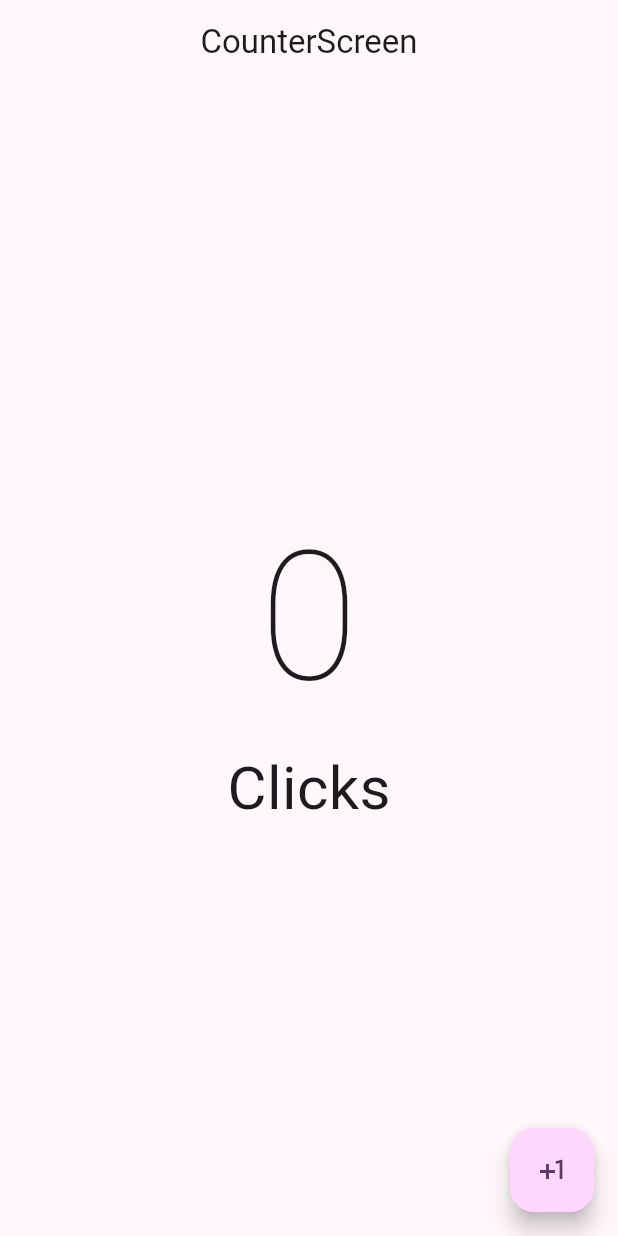
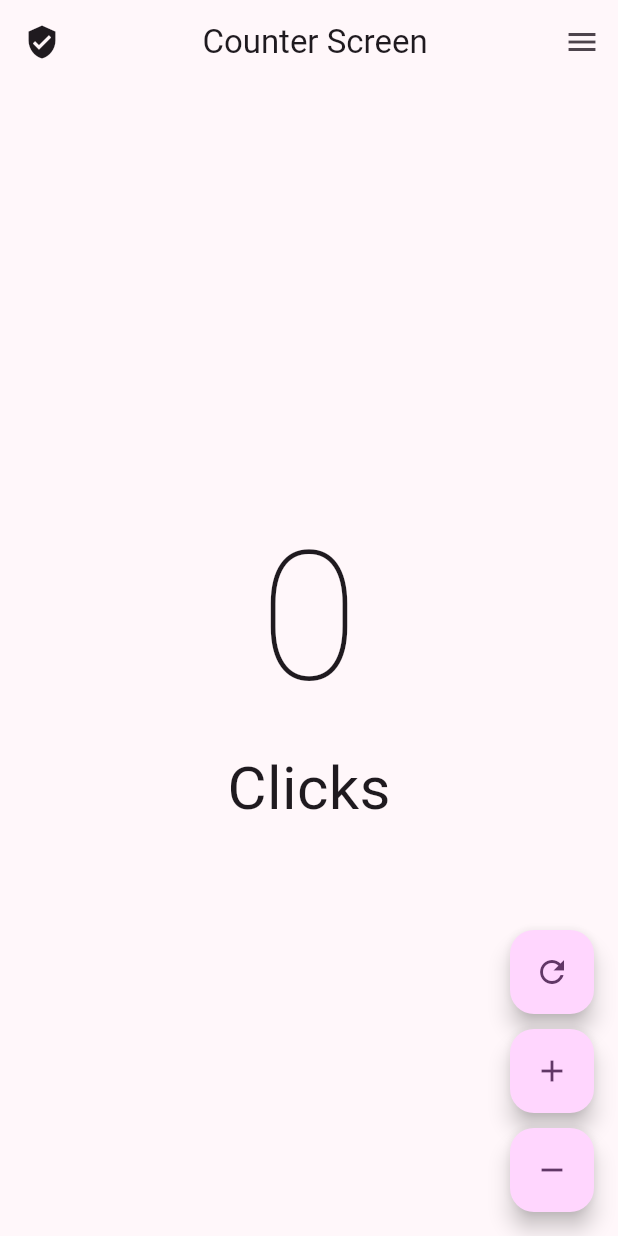
Before and after one commit to jrodrigueze7/flutterPractice1, a Flutter app: the screen it shows after launch, on a phone screen of 412 x 824 dp. Run offline on Flutter 3.47's test engine with Material 3 defaults, Android fonts, the phone set to English and light mode, and no system bars.

Commit message:
cambios
cambios

```diff
--- a/hello_world_app/lib/main.dart
+++ b/hello_world_app/lib/main.dart
@@ -1,6 +1,6 @@
 
 import 'package:flutter/material.dart';
-import 'package:hello_world_app/presentation/screens/counter/counter_screen.dart';
+import 'package:hello_world_app/presentation/screens/counter/counter_Functions_screen.dart';
 
 void main(){
   runApp(const MyApp());
@@ -18,7 +18,7 @@ class MyApp  extends StatelessWidget{
         useMaterial3: true,
         colorSchemeSeed: Colors.purple
       ),
-      home: CounterScreen()
+      home: CounterFunctionsScreen()
     );
   }
 
--- /dev/null
+++ b/hello_world_app/lib/presentation/screens/counter/counter_functions_screen.dart
@@ -0,0 +1,61 @@
+import 'package:flutter/material.dart';
+
+class CounterFunctionsScreen extends StatefulWidget {
+  const CounterFunctionsScreen({super.key});
+
+  @override
+  State<CounterFunctionsScreen> createState() => _CounterFunctionsScreenState();
+}
+
+class _CounterFunctionsScreenState extends State<CounterFunctionsScreen> {
+  int clickCounter =0;
+  @override
+  Widget build(BuildContext context) {
+    return Scaffold(
+      appBar: AppBar(
+        title: Center(child: Text('Counter Screen')),
+        leading: Icon(Icons.verified_user),
+        actions: [
+          IconButton(onPressed: (){}, icon: Icon(Icons.menu))
+        ],
+      ),
+      body: Center(
+        child: Column(
+          mainAxisAlignment: MainAxisAlignment.center,
+          children: [
+            Text('$clickCounter', style: TextStyle(fontSize: 120, fontWeight: FontWeight.w100),),
+            Text('Click${clickCounter == 1 ? '': 's'}', style: TextStyle(fontSize: 40),)
+          ],
+        ),
+      ),
+      floatingActionButton: Column(
+        mainAxisAlignment: MainAxisAlignment.end,
+        children: [
+          CustomButton(icon: Icons.refresh_outlined),
+          SizedBox(height: 10,),
+          CustomButton(icon: Icons.add),
+          SizedBox(height: 10,),
+          CustomButton(icon: Icons.remove,)
+        ],
+      ),
+    );
+  }
+}
+
+class CustomButton extends StatelessWidget {
+
+  final IconData icon;
+  const CustomButton({
+    super.key, required this.icon,
+  });
+
+  @override
+  Widget build(BuildContext context) {
+    return FloatingActionButton(onPressed:
+    (){
+
+    },
+    child: Icon(icon),
+    );
+  }
+}
--- a/hello_world_app/lib/presentation/screens/counter/counter_screen.dart
+++ b/hello_world_app/lib/presentation/screens/counter/counter_screen.dart
@@ -1,47 +1,15 @@
 import 'package:flutter/material.dart';
 
-class CounterScreen extends StatefulWidget {
-  const CounterScreen({super.key});
+class CounterFunctionsScreen extends StatefulWidget {
+  const CounterFunctionsScreen({super.key});
 
   @override
-  State<CounterScreen> createState() => _CounterScreenState();
+  State<CounterFunctionsScreen> createState() => _CounterFunctionsScreenState();
 }
 
-class _CounterScreenState extends State<CounterScreen> {
-
-int clickCounter =0;
-String text1 = 'Clicks';
-
+class _CounterFunctionsScreenState extends State<CounterFunctionsScreen> {
   @override
   Widget build(BuildContext context) {
-    return Scaffold(
-      appBar: AppBar(
-        title: Center(child: Text('CounterScreen')),
-      ),
-      body: Center(
-        child: Column(
-          mainAxisAlignment: MainAxisAlignment.center,
-          children: [
-            Text('$clickCounter', style: TextStyle(fontSize: 120, fontWeight: FontWeight.w100),),
-             Text(text1.toString(), style: TextStyle(fontSize: 40),)
-          ],
-        ),
-      ),
-      floatingActionButton: FloatingActionButton(
-        onPressed: (){
-          setState(() {
-            this.clickCounter += 1;
-
-            if (this.clickCounter == 1) {
-              text1 = 'Click';
-            }
-            else{
-              text1 = 'Clicks';
-            }
-          });
-        },
-        child: Icon(Icons.plus_one),
-        ),
-    );
+    return const Placeholder();
   }
 }
```
